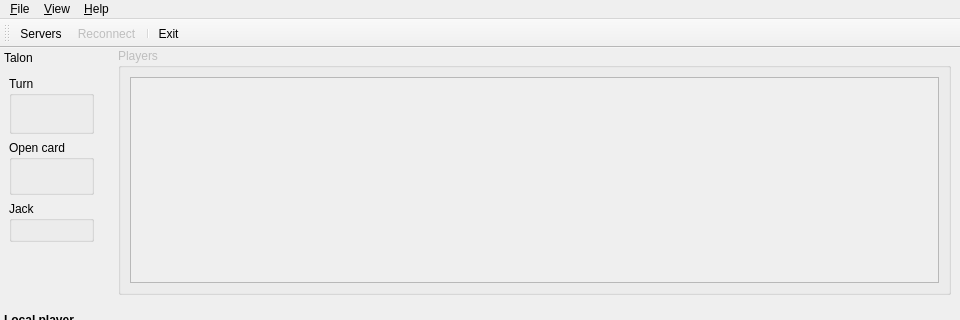
Qt form src/mainwindow.ui (velnias75/NetMauMau-Qt-Client) before a commit; both pictures show x 0 to 960 and y 0 to 320 of the 960 by 550 pixel window.
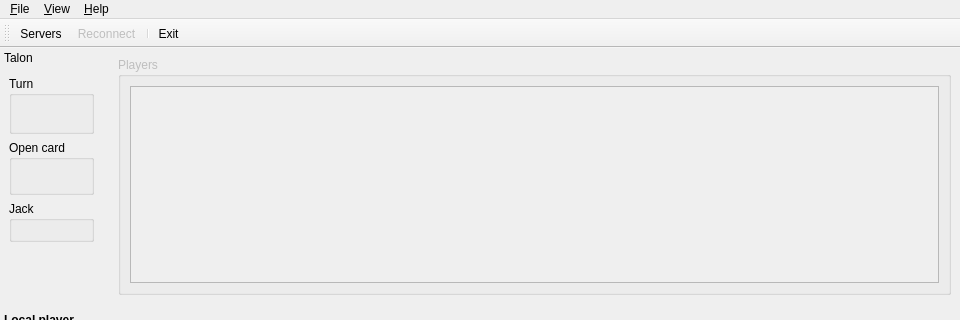
The same form after that commit. Icons and pictures are not drawn. Custom widgets are drawn as their Qt base class.

Patch:
```diff
--- a/src/mainwindow.ui
+++ b/src/mainwindow.ui
@@ -32,9 +32,6 @@
     <bool>false</bool>
    </property>
    <layout class="QHBoxLayout" name="horizontalLayout">
-    <property name="topMargin">
-     <number>0</number>
-    </property>
     <item>
      <widget class="QGroupBox" name="remoteGroup">
       <property name="minimumSize">
```
